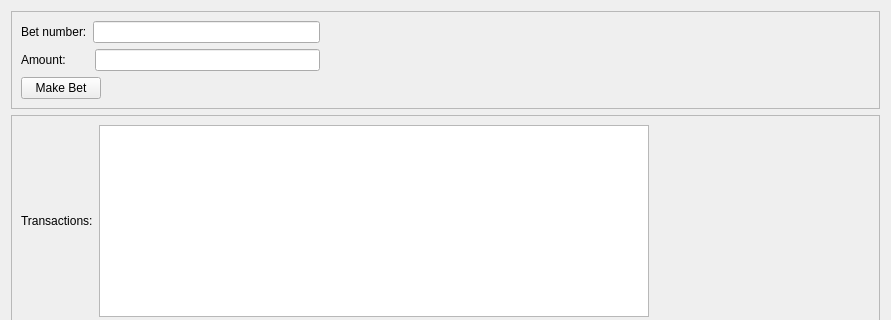
This is src/qt/forms/lotterypage.ui in opodgorska/bst as Qt 5 draws it before an edit; both pictures show x 0 to 891 and y 0 to 320 of the 891 by 1294 pixel window. The edited form follows.
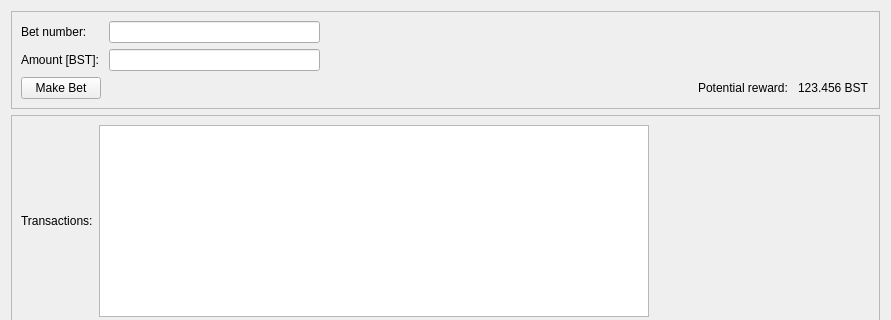
This is the edited form. Custom widgets are drawn as their Qt base class.

Commit message: reward view added

```diff
--- a/src/qt/forms/lotterypage.ui
+++ b/src/qt/forms/lotterypage.ui
@@ -32,7 +32,7 @@
             <item>
              <widget class="QLabel" name="betNumberLabel">
               <property name="text">
-               <string>Bet number:</string>
+               <string>Bet number:     </string>
               </property>
              </widget>
             </item>
@@ -59,7 +59,7 @@
             <item>
              <widget class="QLabel" name="amountLabel">
               <property name="text">
-               <string>Amount:       </string>
+               <string>Amount [BST]: </string>
               </property>
              </widget>
             </item>
@@ -103,6 +103,20 @@
               </property>
              </spacer>
             </item>
+            <item>
+             <widget class="QLabel" name="maxRewardLabel">
+              <property name="text">
+               <string>Potential reward: </string>
+              </property>
+             </widget>
+            </item>
+            <item>
+             <widget class="QLabel" name="maxRewardValLabel">
+              <property name="text">
+               <string>123.456 BST</string>
+              </property>
+             </widget>
+            </item>
            </layout>
           </item>
          </layout>
```
The commit also changes 2 other files.
